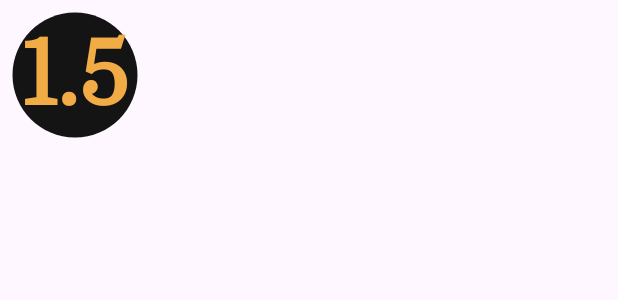
After one commit to BertoSoft/NewIncidencias, an Android app: the layout item_add_horas.xml on its own in the app's theme, with its tools: preview values and no code run, on a phone screen of 412 x 824 dp. The commit adds this screen. Shown: the top 300 px of the screen. Run offline under Robolectric (Android 15) with nearby library versions, the phone set to English and light mode, and no system bars.

Commit message:
rvAddHoras 20012024_2

```diff
--- a/app/src/main/AndroidManifest.xml
+++ b/app/src/main/AndroidManifest.xml
@@ -14,7 +14,7 @@
         android:theme="@style/Theme.NewIncidencias"
         tools:targetApi="31">
         <activity
-            android:name=".ui.detalleadd.AddHorasActivity"
+            android:name=".ui.addhoras.AddHorasActivity"
             android:exported="false" />
         <activity
             android:name=".ui.home.MainActivity"
--- a/app/src/main/java/com/bertosoft/newincidencias/data/model/IncidenciasModelData.kt
+++ b/app/src/main/java/com/bertosoft/newincidencias/data/model/IncidenciasModelData.kt
@@ -3,7 +3,6 @@ package com.bertosoft.newincidencias.data.model
 import android.content.Context
 import com.bertosoft.incidencias.data.funciones.FuncAux
 import com.bertosoft.newincidencias.domain.model.IncidenciasModelDomain
-import java.util.Calendar
 
 data class IncidenciasModelData (
     val iId: Int,
--- a/app/src/main/java/com/bertosoft/newincidencias/data/repositorio/Repositorio.kt
+++ b/app/src/main/java/com/bertosoft/newincidencias/data/repositorio/Repositorio.kt
@@ -13,7 +13,7 @@ class Repositorio @Inject constructor(private val funcAux: FuncAux): Repositorio
 
     override suspend fun setPlusVoladuras(incidencias: IncidenciasModelData): String {
         //
-        // Recibimos lo datos ya codificados y los grabamos
+        // comprobamos si hya algun plus de voladura en esa fecha
         //
         val idRegistro = funcAux.existeRegistroFecha(incidencias.contexto, incidencias.fecha)
 
--- /dev/null
+++ b/app/src/main/res/drawable/ic_atras.xml
@@ -0,0 +1,5 @@
+<vector android:autoMirrored="true" android:height="24dp"
+    android:tint="#F2AC45" android:viewportHeight="24"
+    android:viewportWidth="24" android:width="24dp" xmlns:android="http://schemas.android.com/apk/res/android">
+    <path android:fillColor="@android:color/white" android:pathData="M11.67,3.87L9.9,2.1 0,12l9.9,9.9 1.77,-1.77L3.54,12z"/>
+</vector>
--- /dev/null
+++ b/app/src/main/res/drawable/ic_circle.xml
@@ -0,0 +1,5 @@
+<vector android:height="24dp" android:tint="#141414"
+    android:viewportHeight="24" android:viewportWidth="24"
+    android:width="24dp" xmlns:android="http://schemas.android.com/apk/res/android">
+    <path android:fillColor="@android:color/white" android:pathData="M12,2C6.47,2 2,6.47 2,12s4.47,10 10,10 10,-4.47 10,-10S17.53,2 12,2z"/>
+</vector>
--- a/app/src/main/res/layout/activity_main.xml
+++ b/app/src/main/res/layout/activity_main.xml
@@ -2,6 +2,7 @@
 <androidx.constraintlayout.widget.ConstraintLayout xmlns:android="http://schemas.android.com/apk/res/android"
     xmlns:app="http://schemas.android.com/apk/res-auto"
     xmlns:tools="http://schemas.android.com/tools"
+    android:background="@color/primario"
     android:layout_width="match_parent"
     android:layout_height="match_parent"
     tools:context=".ui.home.MainActivity">
@@ -31,6 +32,7 @@
         android:name="androidx.navigation.fragment.NavHostFragment"
         app:defaultNavHost = "true"
         app:navGraph = "@navigation/main_graph"
+        android:layout_marginTop="8dp"
         app:layout_constraintTop_toBottomOf="@id/toolbar"
         app:layout_constraintStart_toStartOf="parent"
         app:layout_constraintEnd_toEndOf="parent"
--- a/app/src/main/res/layout/fragment_add.xml
+++ b/app/src/main/res/layout/fragment_add.xml
@@ -11,10 +11,4 @@
         android:layout_width="match_parent"
         android:layout_height="match_parent"/>
 
-    <ProgressBar
-        android:id="@+id/pbEnEspera"
-        android:layout_width="75dp"
-        android:layout_height="75dp"
-        android:layout_gravity="center"/>
-
 </FrameLayout>
--- /dev/null
+++ b/app/src/main/res/layout/item_add_horas.xml
@@ -0,0 +1,26 @@
+<?xml version="1.0" encoding="utf-8"?>
+<androidx.constraintlayout.widget.ConstraintLayout xmlns:android="http://schemas.android.com/apk/res/android"
+    android:layout_width="match_parent"
+    android:layout_height="wrap_content"
+    xmlns:app="http://schemas.android.com/apk/res-auto">
+
+    <ImageView
+        android:id="@+id/ivImagen"
+        android:layout_width="100dp"
+        android:layout_height="100dp"
+        android:src="@drawable/ic_circle"
+        app:layout_constraintTop_toTopOf="parent"
+        app:layout_constraintStart_toStartOf="parent"/>
+    <TextView
+        android:id="@+id/tvNumero"
+        android:layout_width="wrap_content"
+        android:layout_height="wrap_content"
+        style="@style/Numeros"
+        android:text="1.5"
+        app:layout_constraintStart_toStartOf="@id/ivImagen"
+        app:layout_constraintTop_toTopOf="@id/ivImagen"
+        app:layout_constraintEnd_toEndOf="@id/ivImagen"
+        app:layout_constraintBottom_toBottomOf="@id/ivImagen"/>
+
+
+</androidx.constraintlayout.widget.ConstraintLayout>
--- a/app/src/main/res/navigation/main_graph.xml
+++ b/app/src/main/res/navigation/main_graph.xml
@@ -27,11 +27,11 @@
         tools:layout="@layout/fragment_ver" />
     <activity
         android:id="@+id/addHorasActivity"
-        android:name="com.bertosoft.newincidencias.ui.detalleadd.AddHorasActivity"
+        android:name="com.bertosoft.newincidencias.ui.addhoras.AddHorasActivity"
         android:label="activity_add_horas"
         tools:layout="@layout/activity_add_horas" >
         <argument
-            android:name="args"
+            android:name="seleccion"
             app:argType="com.bertosoft.newincidencias.domain.model.AddEnumModel" />
     </activity>
 </navigation>
--- a/app/src/main/res/values/themes.xml
+++ b/app/src/main/res/values/themes.xml
@@ -17,4 +17,18 @@
         <item name="android:textColor">@color/secundario</item>
     </style>
 
+    <style name="TextoAddHoras">
+        <item name="android:fontFamily">@font/domine_variable_font_wght</item>
+        <item name="android:textSize">20sp</item>
+        <item name="android:textColor">@color/secundario</item>
+    </style>
+
+    <style name="Numeros">
+        <item name="android:textStyle">bold</item>
+        <item name="android:fontFamily">@font/domine_variable_font_wght</item>
+        <item name="android:textSize">60sp</item>
+        <item name="android:textColor">@color/secundario</item>
+    </style>
+
+
 </resources>
```
Also changed, not shown: app/src/main/java/com/bertosoft/newincidencias/ui/add/AddFragment.kt (+2 -32 lines), app/src/main/java/com/bertosoft/newincidencias/ui/add/AddState.kt (deleted, +0 -7 lines), app/src/main/java/com/bertosoft/newincidencias/ui/add/AddViewModel.kt (+3 -17 lines), app/src/main/java/com/bertosoft/newincidencias/ui/addhoras/AddHorasActivity.kt (added, +88 -0 lines), app/src/main/java/com/bertosoft/newincidencias/ui/addhoras/AddHorasViewModel.kt (added, +26 -0 lines), app/src/main/java/com/bertosoft/newincidencias/ui/addhoras/adapter/AddHorasAdapter.kt (added, +32 -0 lines), app/src/main/java/com/bertosoft/newincidencias/ui/addhoras/adapter/AddHorasViewHolder.kt (added, +19 -0 lines), app/src/main/java/com/bertosoft/newincidencias/ui/detalleadd/AddHorasActivity.kt (deleted, +0 -17 lines), app/src/main/res/layout/activity_add_horas.xml (+50 -1 lines).
